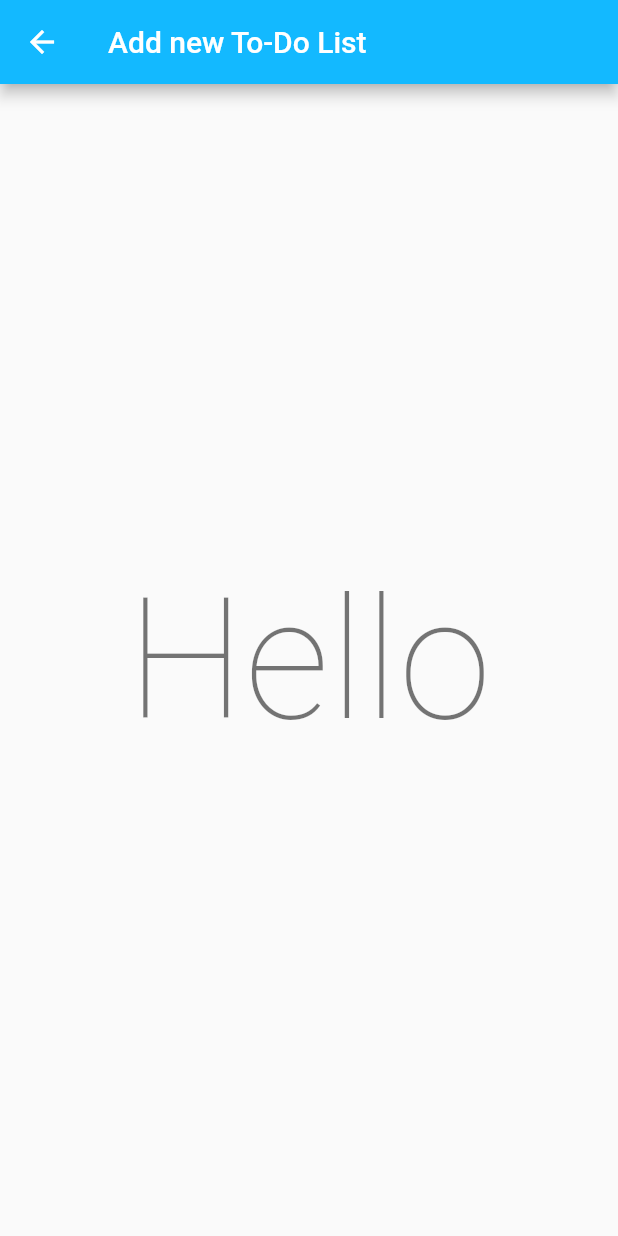
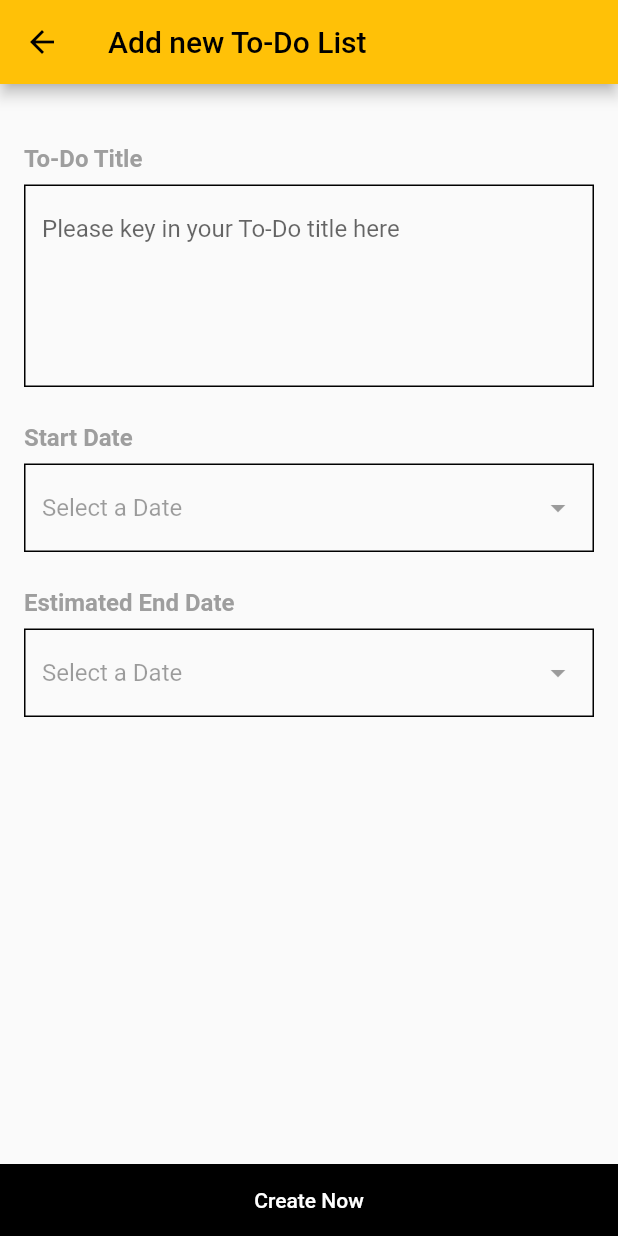
Before and after one commit to azmifadz/todo-app, a Flutter app: the screen it shows after launch, after a tap on the "add" icon, on a phone screen of 412 x 824 dp. Run offline on Flutter 3.47's test engine with Material 2 defaults, Android fonts, the phone set to English and light mode, and no system bars; our stand-ins replace auto_route, bloc, easy_localization, equatable, flutter_bloc, get_it and 1 more.

Commit message:
add todo list page and details page

```diff
--- a/lib/app/dependency_injection/register_module.dart
+++ b/lib/app/dependency_injection/register_module.dart
@@ -1,8 +1,13 @@
 import 'package:injectable/injectable.dart';
+import 'package:todo_flutter/app/feature/main_todo/cubit/main_todo_cubit.dart';
+import 'package:todo_flutter/app/repositories/todos_repository.dart';
 import 'package:todo_flutter/app/routes/app_router.gr.dart';
 
 @module
 abstract class RegisterModule {
   @singleton
   AppRouter get appRouter => AppRouter();
+
+  @singleton
+  MainTodoCubit get mainTodoCubit => MainTodoCubit(todosRepository: TodosRepository.instance);
 }
--- /dev/null
+++ b/lib/app/feature/add_todo/add_todo.dart
@@ -0,0 +1,2 @@
+export 'cubit/add_todo_cubit.dart';
+export 'view/add_todo_page.dart';
--- /dev/null
+++ b/lib/app/feature/add_todo/cubit/add_todo_cubit.dart
@@ -0,0 +1,47 @@
+import 'package:bloc/bloc.dart';
+import 'package:equatable/equatable.dart';
+import 'package:todo_flutter/app/models/todo.dart';
+import 'package:todo_flutter/app/repositories/todos_repository.dart';
+
+part 'add_todo_state.dart';
+
+class AddTodoCubit extends Cubit<AddTodoState> {
+  AddTodoCubit({
+    required this.todosRepository,
+    required Todo? initialTodo,
+  }) : super(
+          AddTodoState(
+            initialTodo: initialTodo,
+            title: initialTodo?.title ?? '',
+            startDate: initialTodo?.startDate ?? '',
+            endDate: initialTodo?.endDate ?? '',
+          ),
+        );
+
+  final TodosRepository todosRepository;
+
+  void onTitleChanged(String title) {
+    emit(state.copyWith(title: title));
+  }
+
+  void onStartDateChanged(String startDate) {
+    emit(state.copyWith(startDate: startDate));
+  }
+
+  void onEndDateChanged(String endDate) {
+    emit(state.copyWith(endDate: endDate));
+  }
+
+  Future<void> onSubmitted() async {
+    final todo = (state.initialTodo ?? Todo(title: '')).copyWith(
+      title: state.title,
+      startDate: state.startDate,
+      endDate: state.endDate,
+    );
+
+    todosRepository.saveTodo(todo);
+    emit(
+      state.copyWith(status: AddTodoStatus.success),
+    );
+  }
+}
--- /dev/null
+++ b/lib/app/feature/add_todo/cubit/add_todo_state.dart
@@ -0,0 +1,40 @@
+part of 'add_todo_cubit.dart';
+
+enum AddTodoStatus { initial, success }
+
+class AddTodoState extends Equatable {
+  const AddTodoState({
+    this.status = AddTodoStatus.initial,
+    this.initialTodo,
+    this.title = '',
+    this.startDate = '',
+    this.endDate = '',
+  });
+
+  final AddTodoStatus status;
+  final Todo? initialTodo;
+  final String title;
+  final String startDate;
+  final String endDate;
+
+  bool get isNewTodo => initialTodo == null;
+
+  AddTodoState copyWith({
+    AddTodoStatus? status,
+    Todo? initialTodo,
+    String? title,
+    String? startDate,
+    String? endDate,
+  }) {
+    return AddTodoState(
+      status: status ?? this.status,
+      initialTodo: initialTodo ?? this.initialTodo,
+      title: title ?? this.title,
+      startDate: startDate ?? this.startDate,
+      endDate: endDate ?? this.endDate,
+    );
+  }
+
+  @override
+  List<Object?> get props => [status, initialTodo, title, startDate, endDate];
+}
--- a/lib/app/feature/add_todo/view/add_todo_page.dart
+++ b/lib/app/feature/add_todo/view/add_todo_page.dart
@@ -1,21 +1,107 @@
 import 'package:easy_localization/easy_localization.dart';
 import 'package:flutter/material.dart';
+import 'package:flutter_bloc/flutter_bloc.dart';
+import 'package:todo_flutter/app/dependency_injection/dependency_injection.dart';
+import 'package:todo_flutter/app/feature/add_todo/add_todo.dart';
+import 'package:todo_flutter/app/feature/main_todo/cubit/main_todo_cubit.dart';
+import 'package:todo_flutter/app/models/todo.dart';
+import 'package:todo_flutter/app/repositories/todos_repository.dart';
+import 'package:todo_flutter/app/routes/app_router.gr.dart';
 import 'package:todo_flutter/app/translations/locale_keys.g.dart';
+import 'package:todo_flutter/app/utils/date_time_helper.dart';
+import 'package:todo_flutter/app/widgets/tdl_form_datepicker.dart';
+import 'package:todo_flutter/app/widgets/tdl_form_text_field.dart';
+import 'package:todo_flutter/app/widgets/tdl_form_title_text.dart';
 
 class AddTodoPage extends StatelessWidget {
-  const AddTodoPage({super.key});
+  const AddTodoPage({this.todo, super.key});
+
+  final Todo? todo;
 
   @override
   Widget build(BuildContext context) {
-    return Scaffold(
-      appBar: AppBar(
-        title: Text(
-          LocaleKeys.add_todo_title.tr(),
-        ),
+    return BlocProvider(
+      create: (_) => AddTodoCubit(
+        todosRepository: TodosRepository.instance,
+        initialTodo: todo,
       ),
-      body: Center(
-        child: Text('Hello', style: Theme.of(context).textTheme.displayLarge),
+      child: BlocListener<AddTodoCubit, AddTodoState>(
+        listenWhen: (previous, current) => previous.status != current.status && current.status == AddTodoStatus.success,
+        listener: (context, state) {
+          getIt<MainTodoCubit>().onLoadTodos();
+          getIt<AppRouter>().pop();
+        },
+        child: const AddTodoView(),
       ),
     );
   }
 }
+
+class AddTodoView extends StatelessWidget {
+  const AddTodoView({super.key});
+
+  @override
+  Widget build(BuildContext context) {
+    final isNewTodo = context.select((AddTodoCubit cubit) => cubit.state.isNewTodo);
+    final title = context.select((AddTodoCubit cubit) => cubit.state.title);
+    final startDate = context.select((AddTodoCubit cubit) => cubit.state.startDate);
+    final endDate = context.select((AddTodoCubit cubit) => cubit.state.endDate);
+
+    return Scaffold(
+      appBar: AppBar(
+        title: Text(
+          isNewTodo ? LocaleKeys.add_todo_appbar_title.tr() : LocaleKeys.add_todo_appbar_title_edit.tr(),
+        ),
+      ),
+      body: Center(
+        child: Padding(
+          padding: const EdgeInsets.all(16),
+          child: Form(
+            child: Column(
+              crossAxisAlignment: CrossAxisAlignment.start,
+              children: <Widget>[
+                const SizedBox(height: 24),
+                TdlFormTitleText(title: LocaleKeys.add_todo_title.tr()),
+                const SizedBox(height: 8),
+                TdlFormTextField(
+                  hintText: LocaleKeys.add_todo_title_hint.tr(),
+                  onTextChanged: (String value) => context.read<AddTodoCubit>().onTitleChanged(value),
+                  initialValue: title,
+                ),
+                const SizedBox(height: 24),
+                TdlFormTitleText(title: LocaleKeys.add_todo_start_date.tr()),
+                const SizedBox(height: 8),
+                TdlFormDatePicker(
+                  onSelectedDate: (DateTime value) =>
+                      context.read<AddTodoCubit>().onStartDateChanged(formattedDateOnly(value)),
+                  selectedDate: formattedDateTimeFromString(startDate),
+                ),
+                const SizedBox(height: 24),
+                TdlFormTitleText(title: LocaleKeys.add_todo_end_date.tr()),
+                const SizedBox(height: 8),
+                TdlFormDatePicker(
+                  onSelectedDate: (DateTime value) =>
+                      context.read<AddTodoCubit>().onEndDateChanged(formattedDateOnly(value)),
+                  selectedDate: formattedDateTimeFromString(endDate),
+                ),
+              ],
+            ),
+          ),
+        ),
+      ),
+      bottomNavigationBar: SafeArea(
+        child: Container(
+          width: double.infinity,
+          color: Colors.black,
+          child: TextButton(
+            onPressed: () => context.read<AddTodoCubit>().onSubmitted(),
+            child: Text(
+              isNewTodo ? LocaleKeys.add_todo_create_now.tr() : LocaleKeys.add_todo_edit_todo.tr(),
+              style: const TextStyle(color: Colors.white),
+            ),
+          ),
+        ),
+      ),
+    );
+  }
+}
--- a/lib/app/feature/main_todo/cubit/main_todo_cubit.dart
+++ b/lib/app/feature/main_todo/cubit/main_todo_cubit.dart
@@ -1,5 +1,18 @@
 import 'package:bloc/bloc.dart';
+import 'package:todo_flutter/app/models/todo.dart';
+import 'package:todo_flutter/app/repositories/todos_repository.dart';
 
-class MainTodoCubit extends Cubit<int> {
-  MainTodoCubit() : super(0);
+part 'main_todo_state.dart';
+
+class MainTodoCubit extends Cubit<MainTodoState> {
+  MainTodoCubit({
+    required this.todosRepository,
+  }) : super(const MainTodoState());
+
+  final TodosRepository todosRepository;
+
+  Future<void> onLoadTodos() async {
+    final todos = todosRepository.loadTodos();
+    emit(state.copyWith(status: MainTodoStatus.success, todos: todos));
+  }
 }
--- /dev/null
+++ b/lib/app/feature/main_todo/cubit/main_todo_state.dart
@@ -0,0 +1,25 @@
+part of 'main_todo_cubit.dart';
+
+enum MainTodoStatus { initial, success }
+
+class MainTodoState {
+  const MainTodoState({
+    this.status = MainTodoStatus.initial,
+    this.todos = const [],
+  });
+
+  final MainTodoStatus status;
+  final List<Todo> todos;
+
+  MainTodoState copyWith({
+    MainTodoStatus? status,
+    List<Todo>? todos,
+  }) {
+    return MainTodoState(
+      status: status ?? this.status,
+      todos: todos ?? this.todos,
+    );
+  }
+
+  List<Object?> get props => [status, todos];
+}
--- a/lib/app/feature/main_todo/view/main_todo_page.dart
+++ b/lib/app/feature/main_todo/view/main_todo_page.dart
@@ -5,6 +5,7 @@ import 'package:todo_flutter/app/dependency_injection/dependency_injection.dart'
 import 'package:todo_flutter/app/feature/main_todo/cubit/main_todo_cubit.dart';
 import 'package:todo_flutter/app/routes/app_router.gr.dart';
 import 'package:todo_flutter/app/translations/locale_keys.g.dart';
+import 'package:todo_flutter/app/widgets/tdl_todo_card.dart';
 
 class MainTodoPage extends StatelessWidget {
   const MainTodoPage({super.key});
@@ -12,28 +13,44 @@ class MainTodoPage extends StatelessWidget {
   @override
   Widget build(BuildContext context) {
     return BlocProvider(
-      create: (_) => MainTodoCubit(),
-      child: const CounterView(),
+      create: (_) => getIt<MainTodoCubit>(),
+      child: const MainTodoView(),
     );
   }
 }
 
-class CounterView extends StatelessWidget {
-  const CounterView({super.key});
+class MainTodoView extends StatelessWidget {
+  const MainTodoView({super.key});
 
   @override
   Widget build(BuildContext context) {
     return Scaffold(
       appBar: AppBar(
         title: Text(
-          LocaleKeys.main_todo_title.tr(),
+          LocaleKeys.main_todo_appbar_title.tr(),
         ),
       ),
-      body: Center(
-        child: Text('Hello', style: Theme.of(context).textTheme.displayLarge),
+      body: BlocBuilder<MainTodoCubit, MainTodoState>(
+        builder: (context, state) {
+          final todos = state.todos;
+
+          return ListView.builder(
+            itemCount: todos.length,
+            itemBuilder: (context, index) {
+              final todo = todos[index];
+
+              return InkWell(
+                onTap: () => getIt<AppRouter>().push(AddTodoRoute(todo: todo)),
+                child: TodoCard(
+                  todo: todo,
+                ),
+              );
+            },
+          );
+        },
       ),
       floatingActionButton: FloatingActionButton(
-        onPressed: () => getIt<AppRouter>().push(const AddTodoRoute()),
+        onPressed: () => getIt<AppRouter>().push(AddTodoRoute()),
         child: const Icon(Icons.add),
       ),
       floatingActionButtonLocation: FloatingActionButtonLocation.centerFloat,
--- /dev/null
+++ b/lib/app/models/todo.dart
@@ -0,0 +1,43 @@
+import 'package:equatable/equatable.dart';
+import 'package:meta/meta.dart';
+import 'package:uuid/uuid.dart';
+
+@immutable
+class Todo extends Equatable {
+  Todo({
+    String? id,
+    this.title,
+    this.startDate,
+    this.endDate,
+    this.isCompleted = false,
+  })  : assert(
+          id == null || id.isNotEmpty,
+          'id can not be null and should be empty',
+        ),
+        id = id ?? const Uuid().v4();
+
+  final String id;
+  final String? title;
+  final String? startDate;
+  final String? endDate;
+  final bool isCompleted;
+
+  Todo copyWith({
+    String? id,
+    String? title,
+    String? startDate,
+    String? endDate,
+    bool? isCompleted,
+  }) {
+    return Todo(
+      id: id ?? this.id,
+      title: title ?? this.title,
+      startDate: startDate ?? this.startDate,
+      endDate: endDate ?? this.endDate,
+      isCompleted: isCompleted ?? this.isCompleted,
+    );
+  }
+
+  @override
+  List<Object?> get props => [id, title, startDate, endDate, isCompleted];
+}
--- /dev/null
+++ b/lib/app/repositories/todos_repository.dart
@@ -0,0 +1,20 @@
+import 'package:todo_flutter/app/models/todo.dart';
+
+class TodosRepository {
+  TodosRepository._();
+
+  static final instance = TodosRepository._();
+
+  final todos = <Todo>[];
+
+  List<Todo> loadTodos() => todos;
+
+  void saveTodo(Todo todo) {
+    final todoIndex = todos.indexWhere((t) => t.id == todo.id);
+    if (todoIndex >= 0) {
+      todos[todoIndex] = todo;
+    } else {
+      todos.add(todo);
+    }
+  }
+}
--- a/lib/app/todo_app.dart
+++ b/lib/app/todo_app.dart
@@ -23,10 +23,7 @@ class TodoApp extends StatelessWidget {
         builder: (context) {
           return MaterialApp.router(
             theme: ThemeData(
-              appBarTheme: const AppBarTheme(color: Color(0xFF13B9FF)),
-              colorScheme: ColorScheme.fromSwatch(
-                accentColor: const Color(0xFF13B9FF),
-              ),
+              primarySwatch: Colors.amber,
             ),
             localizationsDelegates: context.localizationDelegates,
             supportedLocales: context.supportedLocales,
--- /dev/null
+++ b/lib/app/utils/date_time_helper.dart
@@ -0,0 +1,43 @@
+import 'package:intl/intl.dart';
+
+DateFormat dateFilterDisplayDateFormat() => DateFormat('dd MMM yyyy');
+
+String formattedDateOnly(DateTime date) {
+  const format = 'yyyy-MM-dd';
+  final dateFormatter = DateFormat(format);
+  return dateFormatter.format(date);
+}
+
+DateTime? formattedDateTimeFromString(String? dateString) {
+  if (dateString == null || dateString.isEmpty) {
+    return null;
+  }
+  return DateTime.parse(dateString).toLocal();
+}
+
+String formattedDateStringFromString(String dateString) {
+  final date = DateTime.parse(dateString).toLocal();
+  return dateFilterDisplayDateFormat().format(date);
+}
+
+///Retrieve remaining duration from current time to End Date
+String getTimeRemaining({
+  required String inputStartDate,
+  required String inputEndDate,
+}) {
+  final startDate = DateTime.parse(inputStartDate).toLocal();
+  final endDate = DateTime.parse(inputEndDate).toLocal();
+  final difference = endDate.difference(startDate);
+  return _durationTransform(difference);
+}
+
+///Time conversion convert seconds to hours and minutes
+String _durationTransform(Duration duration) {
+  final parts = duration.toString().split(':');
+
+  if (int.parse(parts[0]) >= 0) {
+    return '${parts[0]}hrs ${parts[1]}min';
+  } else {
+    return '--';
+  }
+}
--- /dev/null
+++ b/lib/app/widgets/tdl_form_datepicker.dart
@@ -0,0 +1,64 @@
+import 'package:easy_localization/easy_localization.dart';
+import 'package:flutter/material.dart';
+import 'package:todo_flutter/app/translations/locale_keys.g.dart';
+import 'package:todo_flutter/app/utils/date_time_helper.dart';
+
+class TdlFormDatePicker extends StatefulWidget {
+  const TdlFormDatePicker({
+    required this.onSelectedDate,
+    this.selectedDate,
+    super.key,
+  });
+
+  final Function onSelectedDate;
+  final DateTime? selectedDate;
+
+  @override
+  State<TdlFormDatePicker> createState() => _TdlFormDatePickerState();
+}
+
+class _TdlFormDatePickerState extends State<TdlFormDatePicker> {
+  TextEditingController textEditingController = TextEditingController();
+
+  @override
+  void initState() {
+    super.initState();
+
+    if (widget.selectedDate != null) {
+      textEditingController.text = dateFilterDisplayDateFormat().format(widget.selectedDate!);
+    }
+  }
+
+  @override
+  Widget build(BuildContext context) {
+    return InkWell(
+      onTap: () => _selectDate(context),
+      child: TextFormField(
+        controller: textEditingController,
+        enabled: false,
+        decoration: InputDecoration(
+          suffixIcon: const Icon(Icons.arrow_drop_down),
+          disabledBorder: const OutlineInputBorder(
+            borderRadius: BorderRadius.zero,
+          ),
+          hintText: LocaleKeys.add_todo_select_date.tr(),
+        ),
+      ),
+    );
+  }
+
+  Future<void> _selectDate(BuildContext context) async {
+    final picked = await showDatePicker(
+      context: context,
+      initialDate: DateTime.now(),
+      firstDate: DateTime(2015, 8),
+      lastDate: DateTime(2101),
+    );
+    if (picked != null) {
+      setState(() {
+        textEditingController.text = dateFilterDisplayDateFormat().format(picked);
+        widget.onSelectedDate(picked);
+      });
+    }
+  }
+}
--- /dev/null
+++ b/lib/app/widgets/tdl_form_text_field.dart
@@ -0,0 +1,33 @@
+import 'package:flutter/material.dart';
+
+class TdlFormTextField extends StatelessWidget {
+  const TdlFormTextField({
+    required this.hintText,
+    required this.onTextChanged,
+    this.initialValue,
+    super.key,
+  });
+
+  final String hintText;
+  final Function(String) onTextChanged;
+  final String? initialValue;
+
+  @override
+  Widget build(BuildContext context) {
+    return TextFormField(
+      decoration: InputDecoration(
+        border: const OutlineInputBorder(),
+        enabledBorder: const OutlineInputBorder(
+          borderRadius: BorderRadius.zero,
+        ),
+        hintText: hintText,
+      ),
+      maxLines: 5,
+      onChanged: (value) {
+        onTextChanged(value);
+      },
+      initialValue: initialValue,
+      textInputAction: TextInputAction.done,
+    );
+  }
+}
--- /dev/null
+++ b/lib/app/widgets/tdl_form_title_text.dart
@@ -0,0 +1,21 @@
+import 'package:flutter/material.dart';
+
+class TdlFormTitleText extends StatelessWidget {
+  const TdlFormTitleText({
+    required this.title,
+    super.key,
+  });
+
+  final String title;
+
+  @override
+  Widget build(BuildContext context) {
+    return Text(
+      title,
+      style: Theme.of(context).textTheme.titleMedium!.copyWith(
+            color: Colors.grey[500],
+            fontWeight: FontWeight.bold,
+          ),
+    );
+  }
+}
--- a/pubspec.yaml
+++ b/pubspec.yaml
@@ -11,6 +11,7 @@ dependencies:
   auto_route: ^5.0.4
   bloc: ^8.1.0
   easy_localization: ^3.0.1
+  equatable: ^2.0.5
   flutter:
     sdk: flutter
   flutter_bloc: ^8.1.1
@@ -18,6 +19,8 @@ dependencies:
   get_it: ^7.2.0
   injectable: ^2.1.0
   intl: ^0.17.0
+  meta: ^1.8.0
+  uuid: ^3.0.7
 
 dev_dependencies:
   auto_route_generator: ^5.0.3
```
Also changed, not shown: assets/translations/en-US.json (+19 -2 lines), lib/app/widgets/tdl_todo_card.dart (added, +152 -0 lines), lib/app/dependency_injection/dependency_injection.config.dart, lib/app/routes/app_router.gr.dart, lib/app/translations/locale_keys.g.dart, pubspec.lock, 1 other file.
